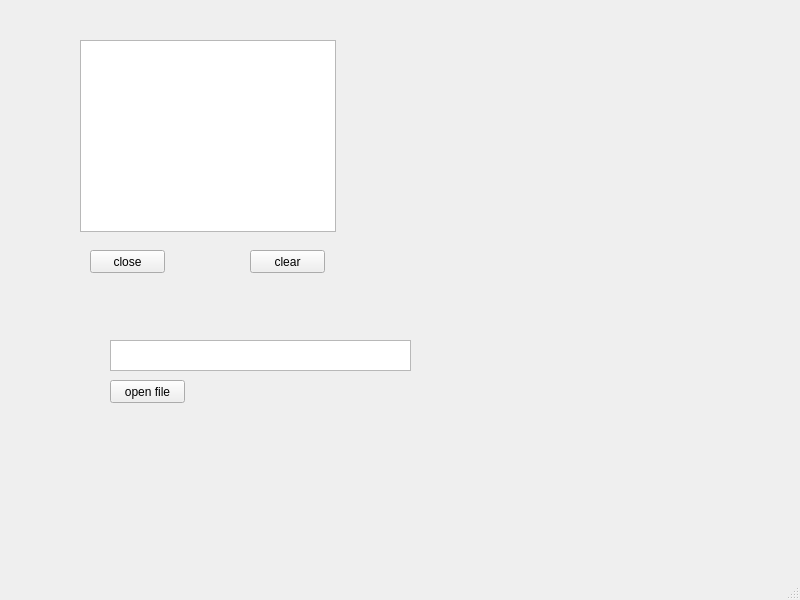
shadow-wd/Qt-file-transfer, file qt-file-transfer/server/server.ui: the form before one commit.
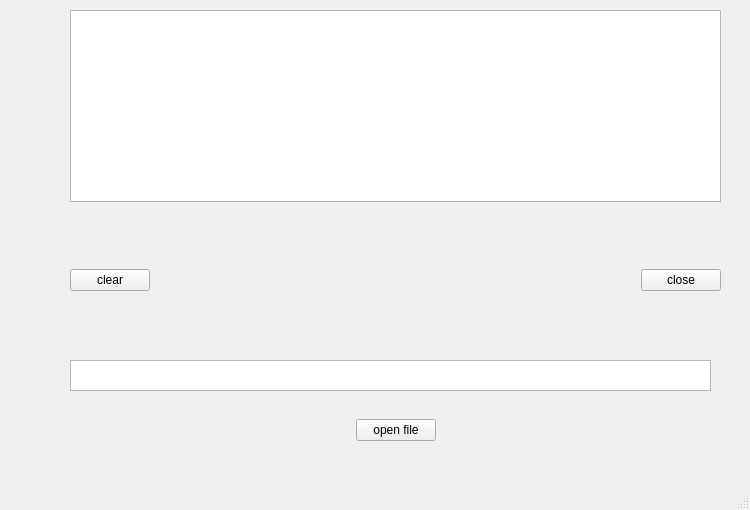
The form after the commit.

Commit message: add local ip addr ,fixed an issue where the client could not detect the server disconnection.

Patch:
```diff
--- a/qt-file-transfer/server/server.ui
+++ b/qt-file-transfer/server/server.ui
@@ -6,8 +6,8 @@
    <rect>
     <x>0</x>
     <y>0</y>
-    <width>800</width>
-    <height>600</height>
+    <width>750</width>
+    <height>510</height>
    </rect>
   </property>
   <property name="acceptDrops">
@@ -20,61 +20,106 @@
    <widget class="QTextBrowser" name="message">
     <property name="geometry">
      <rect>
-      <x>80</x>
-      <y>40</y>
-      <width>256</width>
+      <x>70</x>
+      <y>10</y>
+      <width>651</width>
       <height>192</height>
      </rect>
     </property>
    </widget>
-   <widget class="QPushButton" name="closeconnect">
-    <property name="geometry">
-     <rect>
-      <x>90</x>
-      <y>250</y>
-      <width>75</width>
-      <height>23</height>
-     </rect>
-    </property>
-    <property name="text">
-     <string>close</string>
-    </property>
-   </widget>
-   <widget class="QPushButton" name="openfile">
-    <property name="geometry">
-     <rect>
-      <x>110</x>
-      <y>380</y>
-      <width>75</width>
-      <height>23</height>
-     </rect>
-    </property>
-    <property name="text">
-     <string>open file</string>
-    </property>
-   </widget>
    <widget class="QTextBrowser" name="textBrowser_3">
     <property name="geometry">
      <rect>
-      <x>110</x>
-      <y>340</y>
-      <width>301</width>
+      <x>70</x>
+      <y>360</y>
+      <width>641</width>
       <height>31</height>
      </rect>
     </property>
    </widget>
-   <widget class="QPushButton" name="clearmessage">
+   <widget class="QWidget" name="horizontalLayoutWidget">
     <property name="geometry">
      <rect>
-      <x>250</x>
-      <y>250</y>
-      <width>75</width>
-      <height>23</height>
+      <x>70</x>
+      <y>240</y>
+      <width>651</width>
+      <height>81</height>
      </rect>
     </property>
-    <property name="text">
-     <string>clear</string>
+    <layout class="QHBoxLayout" name="horizontalLayout">
+     <item>
+      <widget class="QPushButton" name="clearmessage">
+       <property name="text">
+        <string>clear</string>
+       </property>
+      </widget>
+     </item>
+     <item>
+      <spacer name="horizontalSpacer">
+       <property name="orientation">
+        <enum>Qt::Horizontal</enum>
+       </property>
+       <property name="sizeHint" stdset="0">
+        <size>
+         <width>40</width>
+         <height>20</height>
+        </size>
+       </property>
+      </spacer>
+     </item>
+     <item>
+      <widget class="QPushButton" name="closeconnect">
+       <property name="text">
+        <string>close</string>
+       </property>
+      </widget>
+     </item>
+    </layout>
+   </widget>
+   <widget class="QWidget" name="horizontalLayoutWidget_2">
+    <property name="geometry">
+     <rect>
+      <x>70</x>
+      <y>410</y>
+      <width>651</width>
+      <height>41</height>
+     </rect>
     </property>
+    <layout class="QHBoxLayout" name="horizontalLayout_2">
+     <item>
+      <spacer name="horizontalSpacer_3">
+       <property name="orientation">
+        <enum>Qt::Horizontal</enum>
+       </property>
+       <property name="sizeHint" stdset="0">
+        <size>
+         <width>40</width>
+         <height>20</height>
+        </size>
+       </property>
+      </spacer>
+     </item>
+     <item>
+      <widget class="QPushButton" name="openfile">
+       <property name="text">
+        <string>open file</string>
+       </property>
+      </widget>
+     </item>
+     <item>
+      <spacer name="horizontalSpacer_2">
+       <property name="orientation">
+        <enum>Qt::Horizontal</enum>
+       </property>
+       <property name="sizeHint" stdset="0">
+        <size>
+         <width>40</width>
+         <height>20</height>
+        </size>
+       </property>
+      </spacer>
+     </item>
+    </layout>
    </widget>
   </widget>
   <widget class="QMenuBar" name="menubar">
```
Left out of the diff: 9 changed lines with no effect on the pictures. The commit also changes 4 other files.
